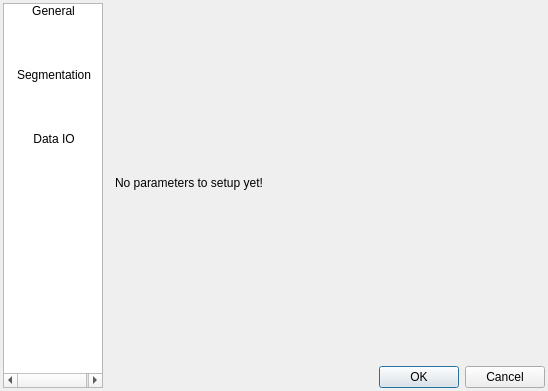
First picture: the form in cat/gui/prefdialog.ui, repository manerotoni/afw, before the edit.
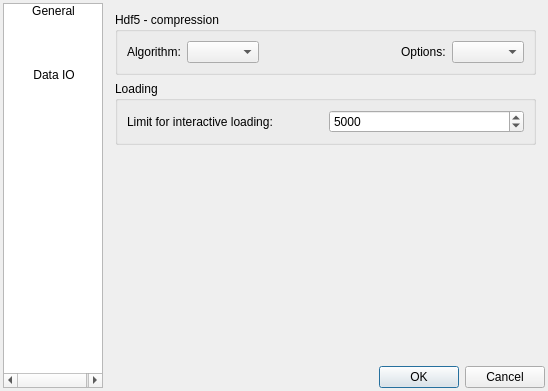
Second picture: the form after the edit. The open tabs and pages were chosen to show the change. Icons and pictures are not drawn.

Commit message: name of feature groups changed, parameters changed

The edit to the form file:
```diff
--- a/cat/gui/prefdialog.ui
+++ b/cat/gui/prefdialog.ui
@@ -70,15 +70,6 @@
         <normaloff>:/annotationtool.svg</normaloff>:/annotationtool.svg</iconset>
       </property>
      </item>
-     <item>
-      <property name="text">
-       <string>Segmentation</string>
-      </property>
-      <property name="icon">
-       <iconset resource="../../qrc/cat_rc.qrc">
-        <normaloff>:/segmentation_128x128.png</normaloff>:/segmentation_128x128.png</iconset>
-      </property>
-     </item>
      <item>
       <property name="text">
        <string>Data IO</string>
@@ -188,17 +179,6 @@
          </item>
         </layout>
        </widget>
-       <widget class="QWidget" name="segmentation">
-        <layout class="QVBoxLayout" name="verticalLayout_2">
-         <item>
-          <widget class="QLabel" name="label1">
-           <property name="text">
-            <string>No parameters to setup yet!</string>
-           </property>
-          </widget>
-         </item>
-        </layout>
-       </widget>
        <widget class="QWidget" name="data_io">
         <layout class="QVBoxLayout" name="verticalLayout_3">
          <item>
```
Left out of the diff: 2 changed lines with no effect on the pictures. The commit also changes 4 other files.
